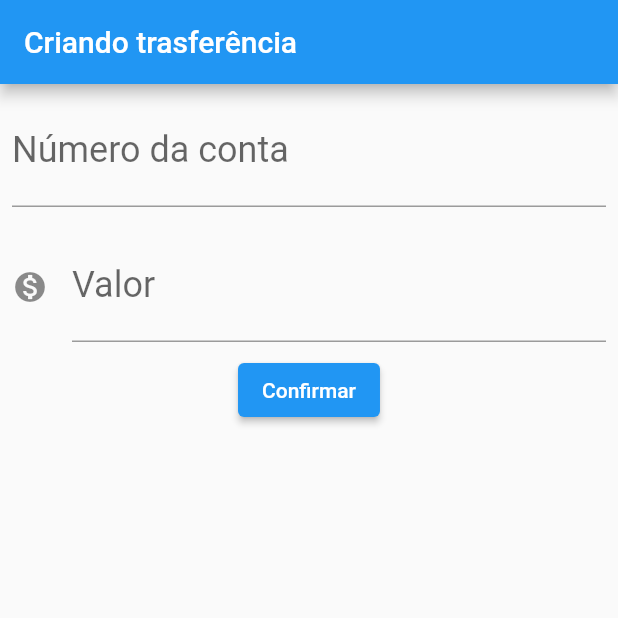
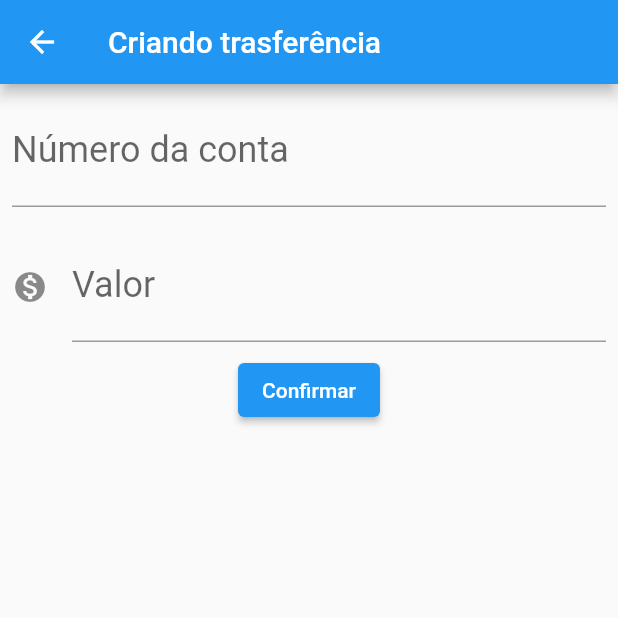
Before and after one commit to silveiraluisf/projeto-flutter-treino, a Flutter app: the FormularioTransferencia screen opened directly, after a tap on "Confirmar", on a phone screen of 412 x 824 dp, the top half of it. Run offline on Flutter 3.47's test engine with Material 2 defaults, Android fonts, the phone set to English and light mode, and no system bars.

Commit message:
projeto atualizado com a nagevação entre as páginas e também agora o botão de confirmar transferência cria um log de registro

```diff
--- a/lib/main.dart
+++ b/lib/main.dart
@@ -7,15 +7,15 @@ class ByteBankApp extends StatelessWidget {
   Widget build(BuildContext context) {
     return MaterialApp(
       home: Scaffold(
-        body: FormularioTransferencia(),
+        body: ListaTransferencias(),
       ),
     );
   }
 }
 
-
 class FormularioTransferencia extends StatelessWidget {
-  final TextEditingController _controladorCampoNumeroConta = TextEditingController();
+  final TextEditingController _controladorCampoNumeroConta =
+    TextEditingController();
   final TextEditingController _controladorCampoValor = TextEditingController();
 
   @override
@@ -24,63 +24,70 @@ class FormularioTransferencia extends StatelessWidget {
       appBar: AppBar(title: Text('Criando trasferência'),),
       body: Column(
         children: <Widget>[
-          Padding(
-            padding: const EdgeInsets.all(8.0),
-            child: TextField(
-              controller: _controladorCampoNumeroConta,
-              style: TextStyle(
-                fontSize: 24.0,
-                ),
-              decoration: InputDecoration(
-                labelText: 'Número da conta',
-                hintText: '0000-00'
-                ),
-              keyboardType: TextInputType.number,
-              ),
-          ),
-          Padding(
-            padding: const EdgeInsets.all(8.0),
-            child: TextField(
-              controller: _controladorCampoValor,
-              style: TextStyle(
-                fontSize: 24.0,
-                ),
-              decoration: InputDecoration(
-                icon: Icon(Icons.monetization_on),
-                labelText: 'Valor',
-                hintText: '000.00'
-                ),
-              keyboardType: TextInputType.number,
-              ),
-          ),
-
+          Editor(
+              controlador: _controladorCampoNumeroConta,
+              rotulo: 'Número da conta',
+              dica: '0000-00'),
+          Editor(
+              controlador: _controladorCampoValor,
+              rotulo: 'Valor',
+              dica: '0.00',
+              icone: Icons.monetization_on),
 
           ElevatedButton(
-            onPressed: () {
-              debugPrint('clicou');
-              //debugPrint(_controladorCampoNumeroConta.text);
-              //debugPrint(_controladorCampoValor.text);
-              final int? numeroConta = int.tryParse(_controladorCampoNumeroConta.text);
-              final double? valor = double.tryParse(_controladorCampoValor.text);
-              if(numeroConta != null && valor != null){
-              final transferenciaCriada =  Transferencia(valor, numeroConta);
-              debugPrint('$transferenciaCriada');
-              Scaffold.of(context).showSnackBar(
-                  SnackBar(
-                      content: Text('$transferenciaCriada'),
-                  ),
-              );
-              }
-
-            },
-            child: Text('Confirmar'),
+              child: Text('Confirmar'),
+              onPressed: () => _criaTransferencia(context),
           ),
         ],
+      ),);
+  }
+
+  void _criaTransferencia(BuildContext context) {
+    final int? numeroConta = int.tryParse(_controladorCampoNumeroConta.text);
+    final double? valor = double.tryParse(_controladorCampoValor.text);
+    if(numeroConta != null && valor != null){
+    final transferenciaCriada =  Transferencia(valor, numeroConta);
+    debugPrint('Criando Transferência');
+    debugPrint('$transferenciaCriada');
+    Navigator.pop(context, transferenciaCriada);
+                  }
+  }
+}
+
+class Editor extends StatelessWidget {
+  final TextEditingController? controlador;
+  final String? rotulo;
+  final String? dica;
+  final IconData? icone;
+
+  const Editor(
+      {
+        this.controlador,
+        this.rotulo,
+        this.dica,
+        this.icone
+      });
+
+  @override
+  Widget build(BuildContext context) {
+    // TODO: implement build
+    return Padding(
+      padding: const EdgeInsets.all(8.0),
+      child: TextField(
+        controller: controlador,
+        style: TextStyle(
+          fontSize: 24.0,
+        ),
+        decoration: InputDecoration(
+          icon: icone != null ? Icon(icone) : null,
+          labelText: rotulo,
+          hintText: dica,
+        ),
+        keyboardType: TextInputType.number,
       ),
     );
   }
 }
-
 
 class ListaTransferencias extends StatelessWidget {
   @override
@@ -95,8 +102,16 @@ class ListaTransferencias extends StatelessWidget {
       ],
       ),
       floatingActionButton: FloatingActionButton(
-        onPressed: () { },
         child: Icon(Icons.add),
+        onPressed: () {
+          final Future<Transferencia?> future = Navigator.push(context, MaterialPageRoute(builder: (context) {
+            return FormularioTransferencia();
+          }));
+          future.then((transferenviaRecebida) {
+          debugPrint('chegou no then future');
+          debugPrint('$transferenviaRecebida');}
+          );
+        },
       ),
       appBar: AppBar(
         title: Text('Transferências'),
```
